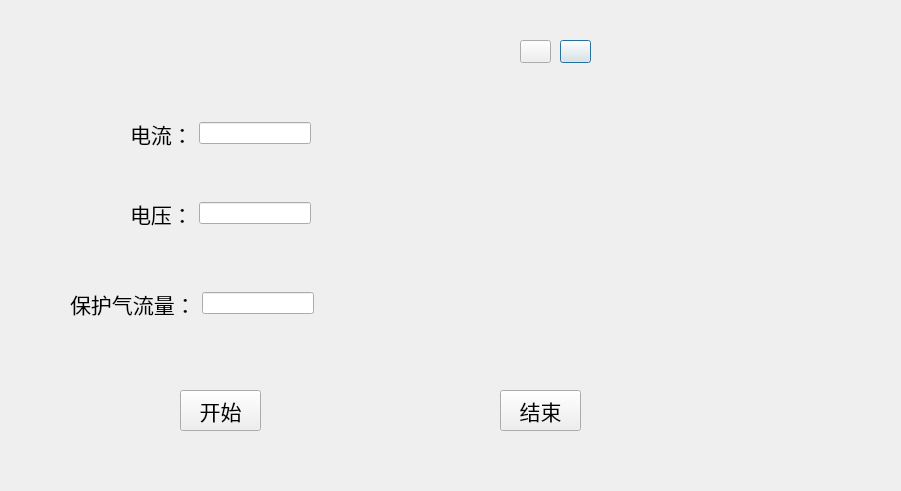
First picture: the form in UiDesign/serialUi_diag.ui, repository wwwK/DigitalTwin, before the edit.
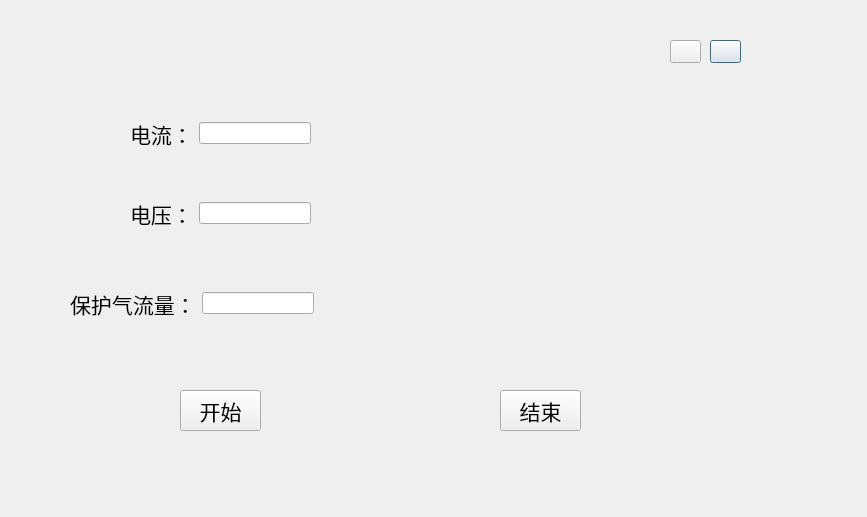
Second picture: the form after the edit.

Commit message: serial的实时显示功能

Patch:
```diff
--- a/UiDesign/serialUi_diag.ui
+++ b/UiDesign/serialUi_diag.ui
@@ -6,8 +6,8 @@
    <rect>
     <x>0</x>
     <y>0</y>
-    <width>901</width>
-    <height>491</height>
+    <width>867</width>
+    <height>517</height>
    </rect>
   </property>
   <property name="windowTitle">
@@ -16,7 +16,7 @@
   <widget class="QPushButton" name="closeButton">
    <property name="geometry">
     <rect>
-     <x>560</x>
+     <x>710</x>
      <y>40</y>
      <width>31</width>
      <height>23</height>
@@ -48,7 +48,7 @@
   <widget class="QPushButton" name="miniumButton">
    <property name="geometry">
     <rect>
-     <x>520</x>
+     <x>670</x>
      <y>40</y>
      <width>31</width>
      <height>23</height>
```
Left out of the diff: 35 changed lines with no effect on the pictures. The commit also changes 3 other files.
